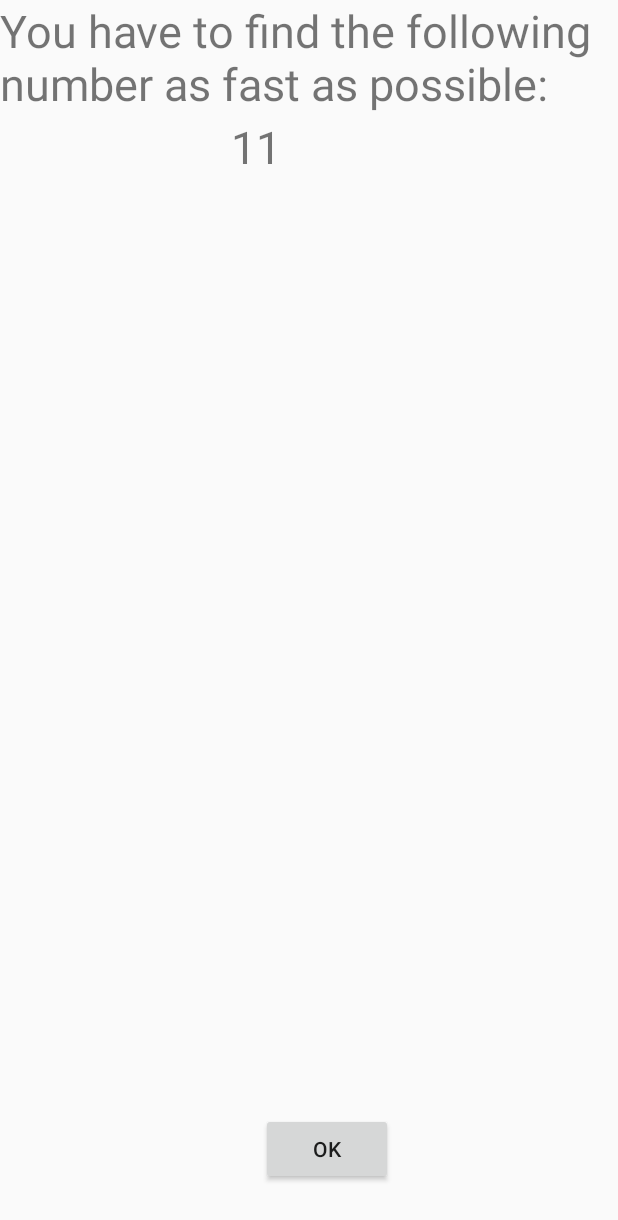
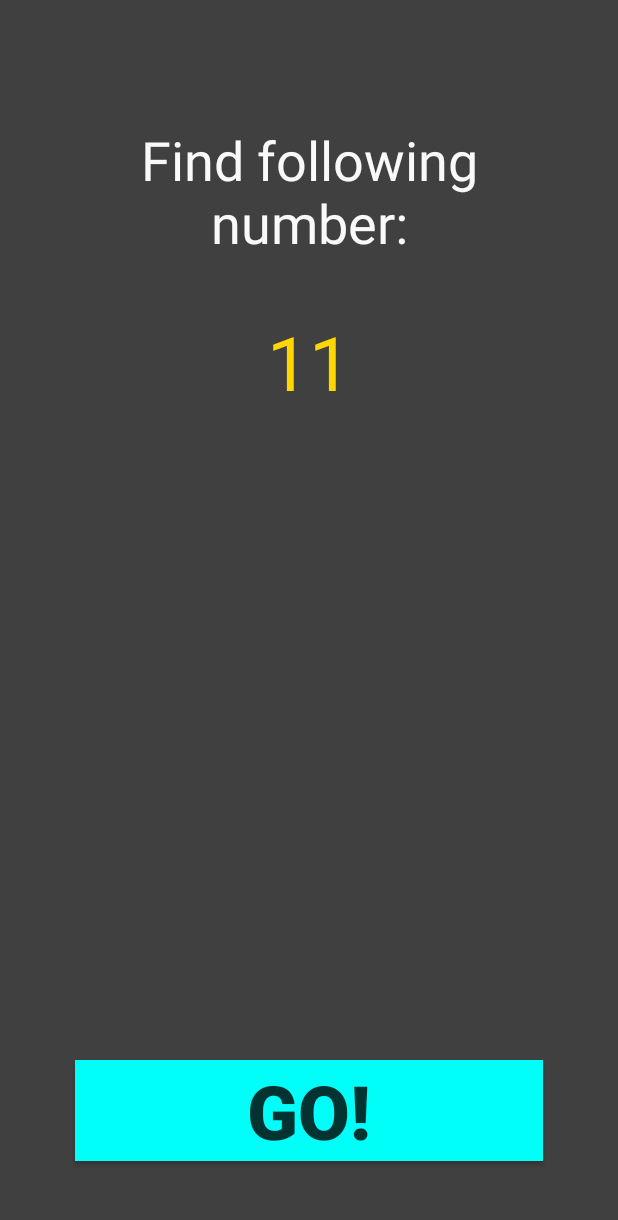
Before and after one commit to maleke9/SwitchSort, an Android app: the PreGame screen opened directly, with no data from a screen before it, on a phone screen of 412 x 824 dp. Shown: the top 1220 px of the screen. Run offline under Robolectric (Android 15) with nearby library versions, the phone set to English and light mode, and no system bars.

Commit message:
Design for game and preGame activity

```diff
--- a/app/src/main/res/layout/activity_fade_pregame.xml
+++ b/app/src/main/res/layout/activity_fade_pregame.xml
@@ -4,53 +4,58 @@
     xmlns:tools="http://schemas.android.com/tools"
     android:layout_width="match_parent"
     android:layout_height="match_parent"
+    android:background="@color/background"
     tools:context=".PreGame">
 
-    <RelativeLayout
-        android:layout_width="match_parent"
-        android:layout_height="match_parent"
-        tools:layout_editor_absoluteX="0dp"
-        tools:layout_editor_absoluteY="0dp">
+    <Button
+        android:id="@+id/btn_startGame"
+        android:layout_width="0dp"
+        android:layout_height="wrap_content"
+        android:layout_marginStart="50dp"
+        android:layout_marginLeft="50dp"
+        android:layout_marginEnd="50dp"
+        android:layout_marginRight="50dp"
+        android:layout_marginBottom="50dp"
+        android:background="@color/buttonBackground"
+        android:text="@string/go"
+        android:textColor="@color/buttonText"
+        android:textSize="50sp"
+        android:textStyle="bold"
+        app:layout_constraintBottom_toBottomOf="parent"
+        app:layout_constraintEnd_toEndOf="parent"
+        app:layout_constraintStart_toStartOf="parent" />
 
-        <TextView
-            android:id="@+id/tv_infoText"
-            android:layout_width="match_parent"
-            android:layout_height="match_parent"
-            android:layout_alignParentEnd="true"
-            android:layout_alignParentRight="true"
-            android:layout_alignParentBottom="true"
-            android:layout_marginEnd="0dp"
-            android:layout_marginRight="0dp"
-            android:layout_marginBottom="380dp"
-            android:text="You have to find the following number as fast as possible:"
-            android:textSize="30sp"
-            tools:layout_editor_absoluteX="108dp"
-            tools:layout_editor_absoluteY="74dp" />
+    <TextView
+        android:id="@+id/tv_findFollowing"
+        android:layout_width="339dp"
+        android:layout_height="95dp"
+        android:layout_marginStart="35dp"
+        android:layout_marginLeft="35dp"
+        android:layout_marginTop="80dp"
+        android:layout_marginEnd="35dp"
+        android:layout_marginRight="35dp"
+        android:gravity="center"
+        android:text="@string/findFollowing"
+        android:textColor="@color/text"
+        android:textSize="36sp"
+        app:layout_constraintEnd_toEndOf="parent"
+        app:layout_constraintHorizontal_bias="0.589"
+        app:layout_constraintStart_toStartOf="parent"
+        app:layout_constraintTop_toTopOf="parent" />
 
-        <Button
-            android:id="@+id/btn_startGame"
-            android:layout_width="wrap_content"
-            android:layout_height="wrap_content"
-            android:layout_alignParentEnd="true"
-            android:layout_alignParentRight="true"
-            android:layout_alignParentBottom="true"
-            android:layout_marginEnd="150dp"
-            android:layout_marginRight="150dp"
-            android:layout_marginBottom="34dp"
-            android:text="OK" />
-
-        <TextView
-            android:id="@+id/tv_toBeSearchedNumber"
-            android:layout_width="52dp"
-            android:layout_height="wrap_content"
-            android:layout_alignParentStart="true"
-            android:layout_alignParentLeft="true"
-            android:layout_alignParentTop="true"
-            android:layout_marginStart="154dp"
-            android:layout_marginLeft="154dp"
-            android:layout_marginTop="77dp"
-            android:textSize="30sp" />
-
-    </RelativeLayout>
-
+    <TextView
+        android:id="@+id/tv_toBeSearchedNumber"
+        android:layout_width="wrap_content"
+        android:layout_height="wrap_content"
+        android:layout_marginStart="32dp"
+        android:layout_marginLeft="32dp"
+        android:layout_marginTop="32dp"
+        android:layout_marginEnd="32dp"
+        android:layout_marginRight="32dp"
+        android:text="1001"
+        android:textColor="@color/colorPrimary"
+        android:textSize="50sp"
+        app:layout_constraintEnd_toEndOf="parent"
+        app:layout_constraintStart_toStartOf="parent"
+        app:layout_constraintTop_toBottomOf="@+id/tv_findFollowing" />
 </android.support.constraint.ConstraintLayout>
--- a/app/src/main/res/values/colors.xml
+++ b/app/src/main/res/values/colors.xml
@@ -1,10 +1,11 @@
 <?xml version="1.0" encoding="utf-8"?>
 <resources>
-    <color name="colorPrimary">#ffd700</color>
+    <color name="colorPrimary">#FFD700</color>
     <color name="colorPrimaryDark">#003331</color>
-    <color name="colorAccent">#00fff9</color>
+    <color name="colorAccent">#00FFF9</color>
     <color name="background">#404040</color>
+    <color name ="backgroundTint">#535353</color>
     <color name="buttonBackground">@color/colorAccent</color>
     <color name="buttonText">@color/colorPrimaryDark</color>
-    <color name="text">#f9f9f9</color>
+    <color name="text">#F9F9F9</color>
 </resources>
--- a/app/src/main/res/values/strings.xml
+++ b/app/src/main/res/values/strings.xml
@@ -3,7 +3,9 @@
     <string name="start">Start</string>
     <string name="highscores">Highscores</string>
     <string name="settings">Settings</string>
-    <string name="version">Version: 0.5"</string>
+    <string name="version">Version: 0.5</string>
+    <string name="go">GO!</string>
+    <string name="findFollowing">Find following number:</string>
     <string name="disclaimer">"This app is a project from students of the DHBW Stuttgart.\n
 \n
 It's deployed with\n
--- a/build.gradle
+++ b/build.gradle
@@ -7,7 +7,7 @@ buildscript {
         jcenter()
     }
     dependencies {
-        classpath 'com.android.tools.build:gradle:3.3.1'
+        classpath 'com.android.tools.build:gradle:3.4.1'
 
 
         // NOTE: Do not place your application dependencies here; they belong
```
Also changed, not shown: app/src/main/java/com/example/user/test/Game.java (+21 -2 lines), app/src/main/res/drawable/button_border.xml (added, +12 -0 lines), app/src/main/res/layout/activity_game.xml (+21 -3 lines), gradle/wrapper/gradle-wrapper.properties.
